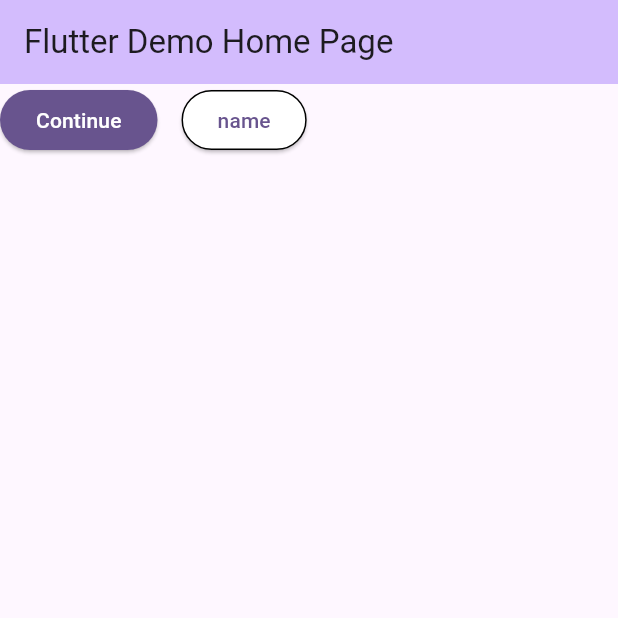
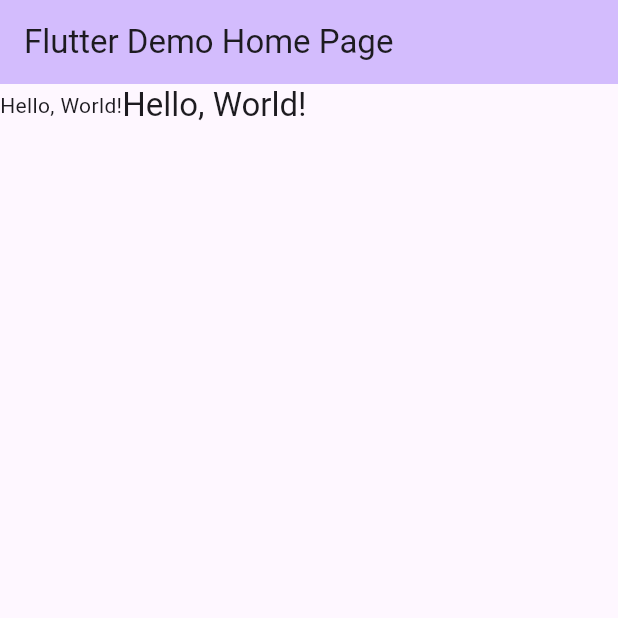
Before and after one commit to tiancris01/CUSTOM_ATOMIC_DESIGN_CO, a Flutter app: the screen it shows after launch, on a phone screen of 412 x 824 dp, the top half of it. Run offline on Flutter 3.47's test engine with Material 3 defaults, Android fonts, the phone set to English and light mode, and no system bars.

Commit message:
Create MainText widget for displaying text in the app

````diff
--- a/example/lib/main.dart
+++ b/example/lib/main.dart
@@ -40,26 +40,11 @@ class _MyHomePageState extends State<MyHomePage> {
       ),
       body: Row(
         children: [
-          MainButton(
-            label: 'Continue',
-            onPressed: () {
-              ScaffoldMessenger.of(context).showSnackBar(
-                const SnackBar(
-                  content: Text('You pressed the button!'),
-                ),
-              );
-            },
+          MainText(
+            content: 'Hello, World!',
           ),
-          const SizedBox(width: 16),
-          MainButton.border(
-            label: 'name',
-            onPressed: () {
-              ScaffoldMessenger.of(context).showSnackBar(
-                const SnackBar(
-                  content: Text('You pressed the button!'),
-                ),
-              );
-            },
+          MainText.title(
+            content: 'Hello, World!',
           ),
         ],
       ),
--- a/lib/custom_atomic_design_co.dart
+++ b/lib/custom_atomic_design_co.dart
@@ -3,3 +3,4 @@ library custom_atomic_design_co;
 /// A Calculator.
 
 export 'src/atoms/main_button.dart';
+export 'src/atoms/main_text.dart';
--- /dev/null
+++ b/lib/src/atoms/main_text.dart
@@ -0,0 +1,50 @@
+import 'package:flutter/material.dart';
+
+/// MainText is a custom widget that displays text in the app.
+/// use [MainText] for regular text and [MainText.title] for title text.
+class MainText extends StatelessWidget {
+  final String _content;
+  final bool _isTitle;
+
+  /// Creates a [MainText] widget.
+  /// [content] is the text to be displayed and is required.
+  /// [MainText] is used for regular text.
+  ///
+  /// Example:
+  /// ```dart
+  /// MainText(
+  ///   content: 'Hello, World!',
+  /// )
+  /// ```
+  const MainText({
+    super.key,
+    required String content,
+  })  : _isTitle = false,
+        _content = content;
+
+  /// Creates a [MainText.title] widget.
+  /// [content] is the text to be displayed and is required.
+  /// [MainText.title] is used for title text.
+  ///
+  /// Example:
+  /// ```dart
+  /// MainText.title(
+  ///    content: 'Hello, World!',
+  /// )
+  /// ```
+  const MainText.title({
+    super.key,
+    required String content,
+  })  : _isTitle = true,
+        _content = content;
+
+  @override
+  Widget build(BuildContext context) {
+    return Text(
+      _content,
+      style: _isTitle
+          ? Theme.of(context).textTheme.titleLarge
+          : Theme.of(context).textTheme.bodyMedium,
+    );
+  }
+}
````
